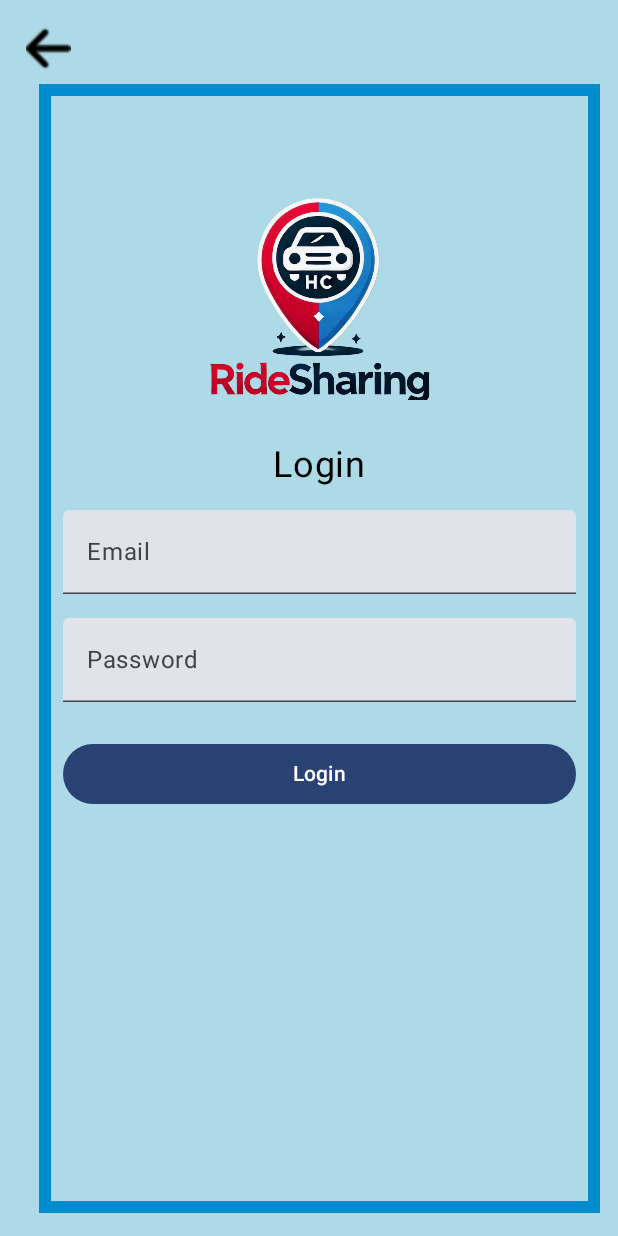
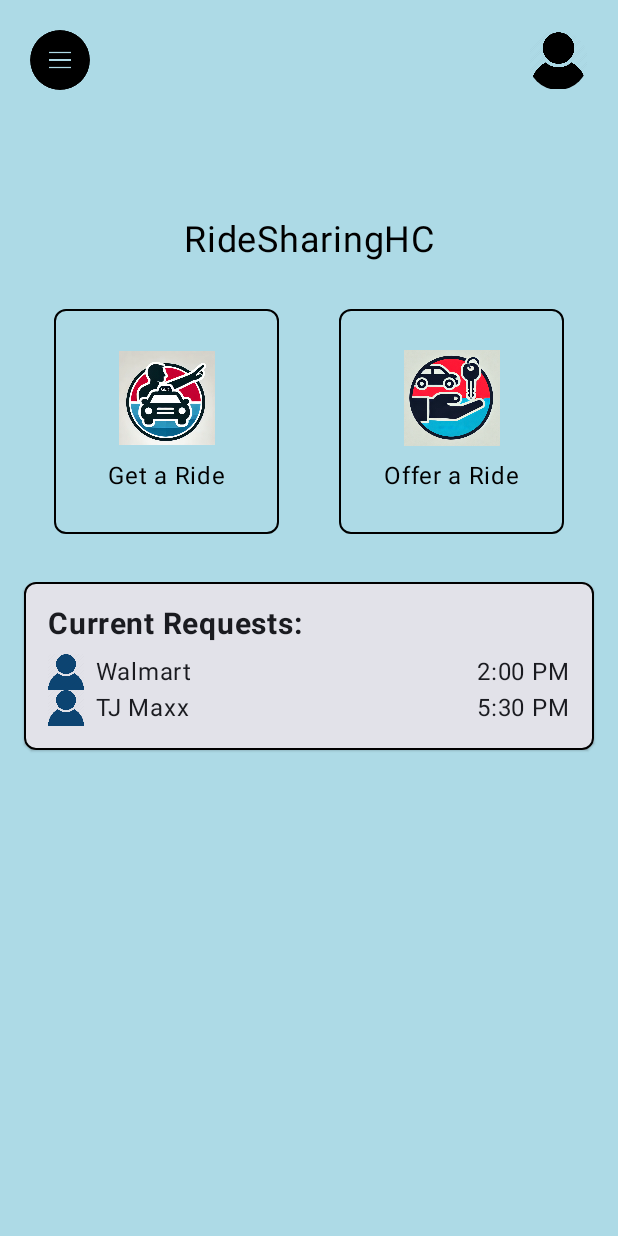
Before and after one commit to Hanover-CS/HC25-Caio-Montilha-Senior-Project, an Android app built with Jetpack Compose: the LoginActivity screen opened directly, with no data from a screen before it, after a tap on "Login", on a phone screen of 412 x 824 dp. Run offline under Robolectric (Android 15) with nearby library versions, the phone set to English and light mode, and no system bars.

Commit message:
Started to work on the Home Screen Activity, that is the page after the user Login. Close #31

```diff
--- a/app/src/main/AndroidManifest.xml
+++ b/app/src/main/AndroidManifest.xml
@@ -30,6 +30,9 @@
         <!-- Declare LoginActivity -->
         <activity android:name=".LoginActivity" />
 
+        <!-- Declare HomeScreenActivity -->
+        <activity android:name=".HomeScreenActivity" />
+
     </application>
 
 </manifest>
--- /dev/null
+++ b/app/src/main/java/com/example/ridesharinghc/HomeScreenActivity.kt
@@ -0,0 +1,158 @@
+package com.example.ridesharinghc
+
+import android.os.Bundle
+import androidx.activity.ComponentActivity
+import androidx.activity.compose.setContent
+import androidx.compose.foundation.Image
+import androidx.compose.foundation.background
+import androidx.compose.foundation.border
+import androidx.compose.foundation.layout.*
+import androidx.compose.foundation.shape.RoundedCornerShape
+import androidx.compose.material3.*
+import androidx.compose.runtime.Composable
+import androidx.compose.ui.Alignment
+import androidx.compose.ui.Modifier
+import androidx.compose.ui.graphics.Color
+import androidx.compose.ui.graphics.painter.Painter
+import androidx.compose.ui.res.painterResource
+import androidx.compose.ui.unit.dp
+import androidx.compose.ui.unit.sp
+import com.example.ridesharinghc.ui.theme.RideSharingHCTheme
+import com.example.ridesharinghc.ui.theme.SoftBlue
+import androidx.compose.ui.text.font.FontWeight
+import androidx.compose.ui.tooling.preview.Preview
+
+class HomeScreenActivity : ComponentActivity() {
+    override fun onCreate(savedInstanceState: Bundle?) {
+        super.onCreate(savedInstanceState)
+        setContent {
+            RideSharingHCTheme {
+                HomeScreen()
+            }
+        }
+    }
+}
+
+@Composable
+fun HomeScreen() {
+    Box(
+        modifier = Modifier
+            .fillMaxSize()
+            .background(SoftBlue)
+    ) {
+        Row(
+            modifier = Modifier
+                .fillMaxWidth()
+                .padding(16.dp),
+            horizontalArrangement = Arrangement.SpaceBetween,
+            verticalAlignment = Alignment.CenterVertically
+        ) {
+            IconButton(onClick = { /* TODO: handle menu click */ }) {
+                Icon(
+                    painter = painterResource(id = R.drawable.menu_three_lines),
+                    contentDescription = "Menu",
+                    modifier = Modifier.size(42.dp)
+                )
+            }
+
+            IconButton(onClick = { /* TODO: handle profile click */ }) {
+                Icon(
+                    painter = painterResource(id = R.drawable.ic_person),
+                    contentDescription = "Profile",
+                    modifier = Modifier.size(38.dp)
+                )
+            }
+        }
+
+        Column(
+            modifier = Modifier
+                .fillMaxSize()
+                .padding(top = 130.dp)
+        ) {
+            Text(
+                text = "RideSharingHC",
+                fontSize = 24.sp,
+                modifier = Modifier
+                    .align(Alignment.CenterHorizontally)
+                    .padding(vertical = 16.dp)
+            )
+
+            Row(
+                modifier = Modifier
+                    .fillMaxWidth()
+                    .padding(16.dp),
+                horizontalArrangement = Arrangement.SpaceAround
+            ) {
+                ActionBox(
+                    painterResource(id = R.drawable.ic_get_ride),
+                    text = "Get a Ride"
+                )
+                ActionBox(
+                    painterResource(id = R.drawable.ic_offer_ride),
+                    text = "Offer a Ride"
+                )
+            }
+
+            Card(
+                modifier = Modifier
+                    .fillMaxWidth()
+                    .padding(16.dp)
+                    .border(1.dp, Color.Black, RoundedCornerShape(8.dp)),
+                shape = RoundedCornerShape(8.dp),
+                elevation = CardDefaults.elevatedCardElevation()
+            ) {
+                Column(
+                    modifier = Modifier
+                        .padding(16.dp)
+                ) {
+                    Text(
+                        text = "Current Requests:",
+                        fontSize = 20.sp,
+                        fontWeight = FontWeight.Bold,
+                        modifier = Modifier.padding(bottom = 8.dp)
+                    )
+                    RequestItem("Walmart", "2:00 PM") // just static for now
+                    RequestItem("TJ Maxx", "5:30 PM")
+                }
+            }
+        }
+    }
+}
+
+@Composable
+fun ActionBox(icon: Painter, text: String) {
+    Column(
+        modifier = Modifier
+            .size(150.dp)
+            .border(1.dp, Color.Black, RoundedCornerShape(8.dp))
+            .padding(16.dp),
+        horizontalAlignment = Alignment.CenterHorizontally,
+        verticalArrangement = Arrangement.Center
+    ) {
+        Image(
+            painter = icon,
+            contentDescription = text,
+            modifier = Modifier.size(64.dp)
+        )
+        Spacer(modifier = Modifier.height(8.dp))
+        Text(text = text, fontSize = 16.sp)
+    }
+}
+
+@Composable
+fun RequestItem(location: String, time: String) {
+    Row(
+        modifier = Modifier.fillMaxWidth(),
+        horizontalArrangement = Arrangement.SpaceBetween
+    ) {
+        Row {
+            Image(painter = painterResource(id = R.drawable.ic_person),
+                contentDescription = "Person",
+                modifier = Modifier.size(24.dp)
+            )
+            Spacer(modifier = Modifier.width(8.dp))
+            Text(text = location, fontSize = 16.sp)
+        }
+        Text(text = time, fontSize = 16.sp)
+    }
+}
--- a/app/src/main/java/com/example/ridesharinghc/LoginActivity.kt
+++ b/app/src/main/java/com/example/ridesharinghc/LoginActivity.kt
@@ -15,6 +15,7 @@ import androidx.compose.runtime.*
 import androidx.compose.ui.Alignment
 import androidx.compose.ui.Modifier
 import androidx.compose.ui.graphics.Color
+import androidx.compose.ui.platform.LocalContext
 import androidx.compose.ui.res.painterResource
 import androidx.compose.ui.text.input.PasswordVisualTransformation
 import androidx.compose.ui.unit.dp
@@ -36,7 +37,7 @@ class LoginActivity : ComponentActivity() {
 
     // Function to navigate back to LoginRegisterActivity
     private fun navigateBackToLoginRegisterActivity() {
-        finish()  // Go back to the previous activity (LoginRegisterActivity)
+        finish()  // Fecha a atividade atual e volta para a anterior
     }
 }
 
@@ -45,30 +46,33 @@ fun LoginScreen(onBackClick: () -> Unit) {
     var email by remember { mutableStateOf("") }
     var password by remember { mutableStateOf("") }
 
+    // Obtendo o contexto para navegação entre atividades
+    val context = LocalContext.current
+
     Box(
         modifier = Modifier
             .fillMaxSize()
             .background(SoftBlue)
     ) {
-        // Back arrow positioned outside the box, top left of the screen
+        // Ícone de voltar no canto superior esquerdo
         IconButton(
-            onClick = onBackClick,  // Navigate back to the previous activity
+            onClick = onBackClick,
             modifier = Modifier
-                .padding(8.dp)  // Set padding from the top left edge of the screen
-                .size(48.dp)  // Adjust size of the icon
+                .padding(8.dp)
+                .size(48.dp)
         ) {
             Image(
                 painter = painterResource(id = R.drawable.arrow),
                 contentDescription = "Back",
-                modifier = Modifier.size(30.dp)  // Adjust size of the arrow
+                modifier = Modifier.size(30.dp)
             )
         }
 
         Box(
             modifier = Modifier
-                .width(400.dp) // Ajusta a largura
-                .height(950.dp) // Ajusta a altura
-                .padding(top = 56.dp)  // Padding no topo
+                .width(400.dp)
+                .height(950.dp)
+                .padding(top = 56.dp)
                 .padding(bottom = 15.dp)
                 .padding(start = 26.dp)
                 .background(SoftBlue)
@@ -96,7 +100,7 @@ fun LoginScreen(onBackClick: () -> Unit) {
 
                 Spacer(modifier = Modifier.height(16.dp))
 
-                // Email input field
+                // Campo de entrada de email
                 TextField(
                     value = email,
                     onValueChange = { email = it },
@@ -106,7 +110,7 @@ fun LoginScreen(onBackClick: () -> Unit) {
 
                 Spacer(modifier = Modifier.height(16.dp))
 
-                // Password input field
+                // Campo de entrada de senha
                 TextField(
                     value = password,
                     onValueChange = { password = it },
@@ -117,10 +121,12 @@ fun LoginScreen(onBackClick: () -> Unit) {
 
                 Spacer(modifier = Modifier.height(24.dp))
 
-                // Login button
+                // Botão de login
                 Button(
                     onClick = {
-                        // Handle login functionality here
+                        // Validação simulada de login e navegação para HomeScreenActivity
+                        val intent = Intent(context, HomeScreenActivity::class.java)
+                        context.startActivity(intent)
                     },
                     modifier = Modifier.fillMaxWidth()
                 ) {
--- a/app/src/main/java/com/example/ridesharinghc/LoginRegisterActivity.kt
+++ b/app/src/main/java/com/example/ridesharinghc/LoginRegisterActivity.kt
@@ -30,6 +30,7 @@ import com.example.ridesharinghc.ui.theme.SoftBlue
 import androidx.compose.ui.tooling.preview.Preview
 import com.example.ridesharinghc.ui.theme.LogoBlue
 import com.google.firebase.database.FirebaseDatabase
+import kotlinx.coroutines.launch
 
 class LoginRegisterActivity : ComponentActivity() {
     override fun onCreate(savedInstanceState: Bundle?) {
@@ -54,6 +55,10 @@ fun LoginRegisterScreen(navController: NavController?) {
     var email by remember { mutableStateOf("") }
     var password by remember { mutableStateOf("") }
     var confirmPassword by remember { mutableStateOf("") }
+
+    // Snackbar host state
+    val snackbarHostState = remember { SnackbarHostState() }
+    val scope = rememberCoroutineScope()
 
     val context = LocalContext.current
 
@@ -122,9 +127,24 @@ fun LoginRegisterScreen(navController: NavController?) {
                 onClick = {
                     if (password == confirmPassword) {
                         // Function to save the data to Firebase
-                        saveUserToFirebase(email, password)
+                        saveUserToFirebase(email, password) {
+                            // Show snackbar when account is created
+                            scope.launch {
+                                snackbarHostState.showSnackbar(
+                                    "Congratulations! You have created your account. Let’s move to the Login page."
+                                )
+                                // Navigate to login page after the Snackbar is dismissed
+                                val intent = Intent(context, LoginActivity::class.java)
+                                context.startActivity(intent)
+                            }
+                        }
                     } else {
                         // Handle mismatching passwords
+                        scope.launch {
+                            snackbarHostState.showSnackbar(
+                                "Passwords do not match, please try again."
+                            )
+                        }
                     }
                 },
                 modifier = Modifier.fillMaxWidth()
@@ -146,15 +166,21 @@ fun LoginRegisterScreen(navController: NavController?) {
                 Text("Login")
             }
         }
+
+        // Snackbar host to show messages
+        SnackbarHost(
+            hostState = snackbarHostState,
+            modifier = Modifier.align(Alignment.BottomCenter)
+        )
     }
 }
 
 // Function to save the user details to Firebase
-fun saveUserToFirebase(email: String, password: String) {
+fun saveUserToFirebase(email: String, password: String, onSuccess: () -> Unit) {
     val database = FirebaseDatabase.getInstance()
     val usersRef = database.getReference("users")
 
-    val userId = usersRef.push().key  // Generate a unique ID for the user
+    val userId = usersRef.push().key  // Generating a unique ID for the user
     val userData = mapOf(
         "email" to email,
         "password" to password
@@ -163,7 +189,8 @@ fun saveUserToFirebase(email: String, password: String) {
     if (userId != null) {
         usersRef.child(userId).setValue(userData)
             .addOnSuccessListener {
-                // Data successfully saved
+                // Data successfully saved, call onSuccess
+                onSuccess()
             }
             .addOnFailureListener {
                 // Failed to save data
```
